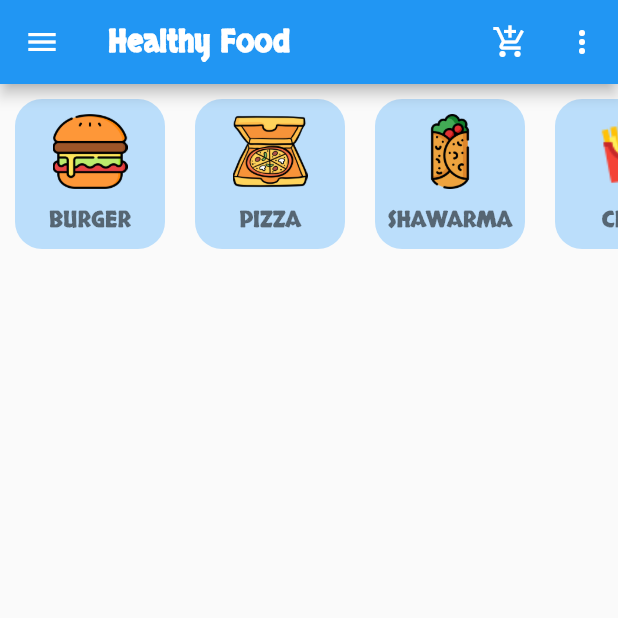
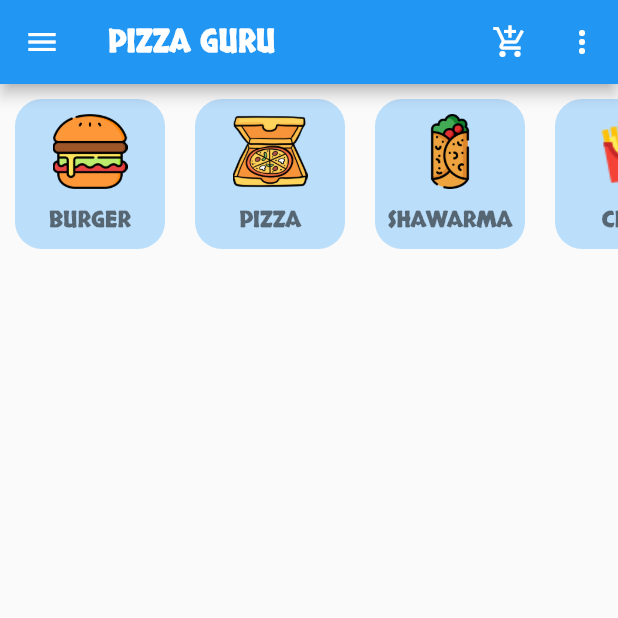
Before and after one commit to waqassharif848/ecom_project, a Flutter app: the Home screen opened by its route, on a phone screen of 412 x 824 dp, the top half of it. Run offline on Flutter 3.47's test engine with Material 2 defaults, Android fonts, the phone set to English and light mode, and no system bars; our stand-ins replace loading_animation_widget.

Commit message:
First Comment

```diff
--- a/lib/ItemsContainer/items.dart
+++ b/lib/ItemsContainer/items.dart
@@ -1,5 +1,5 @@
-import 'package:ecom_project/ItemsContainer/item_components.dart';
-import 'package:ecom_project/ProductList/burgerlist.dart';
+import 'package:food_project/ItemsContainer/item_components.dart';
+import 'package:food_project/ProductList/burgerlist.dart';
 import 'package:flutter/material.dart';
 
 class Items extends StatelessWidget {
--- a/lib/Screen/home.dart
+++ b/lib/Screen/home.dart
@@ -1,5 +1,5 @@
-import 'package:ecom_project/Action/NavBar.dart';
-import 'package:ecom_project/ItemsContainer/items.dart';
+import 'package:food_project/Action/NavBar.dart';
+import "package:food_project/ItemsContainer/items.dart";
 import 'package:flutter/material.dart';
 
 class Home extends StatefulWidget {
@@ -14,7 +14,7 @@ class _HomeState extends State<Home> {
   Widget build(BuildContext context) {
     return Scaffold(
       appBar: AppBar(
-        title: Text('Healthy Food', style: TextStyle(fontWeight: FontWeight.bold, fontFamily: "Skranji"),),
+        title: Text('PIZZA GURU', style: TextStyle(fontWeight: FontWeight.bold, fontFamily: "Skranji"),),
         actions: [
           IconButton(onPressed: ()=> {} , icon: Icon(Icons.add_shopping_cart)),
           IconButton(onPressed: ()=> {}, icon: Icon(Icons.more_vert))
--- a/lib/Screen/splashscreen.dart
+++ b/lib/Screen/splashscreen.dart
@@ -1,5 +1,5 @@
 import 'dart:async';
-import 'package:ecom_project/Screen/login.dart';
+import 'package:food_project/Screen/login.dart';
 import 'package:flutter/cupertino.dart';
 import 'package:flutter/material.dart';
 import 'package:loading_animation_widget/loading_animation_widget.dart';
@@ -36,7 +36,7 @@ class _SplashScreenState extends State<SplashScreen> {
                 ),
               ),
               SizedBox(height: 60,),
-              Text('WELLCOME TO HEALTHY FOOD', style: TextStyle(fontSize:23,fontFamily: "Skranji", fontWeight: FontWeight.bold, color: Colors.pinkAccent),),
+              Text('WELLCOME TO PIZZA GURU', style: TextStyle(fontSize:23,fontFamily: "Skranji", fontWeight: FontWeight.bold, color: Colors.pinkAccent),),
               SizedBox(height: 60,),
               Center(
               child: LoadingAnimationWidget.twistingDots(
--- a/pubspec.yaml
+++ b/pubspec.yaml
@@ -1,4 +1,4 @@
-name: ecom_project
+name: food_project
 description: A new Flutter project.
 # The following line prevents the package from being accidentally published to
 # pub.dev using `flutter pub publish`. This is preferred for private packages.
```
Also changed, not shown: lib/main.dart (+6 -7 lines), Assets/appstore.png (added), 1 other file.
